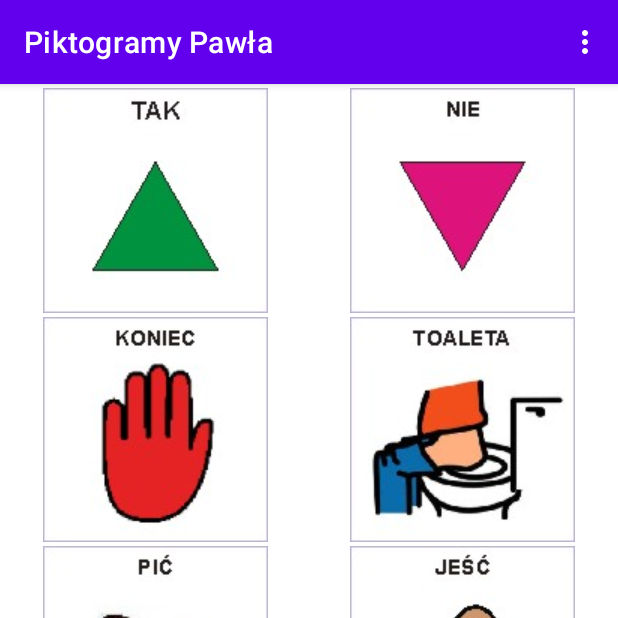
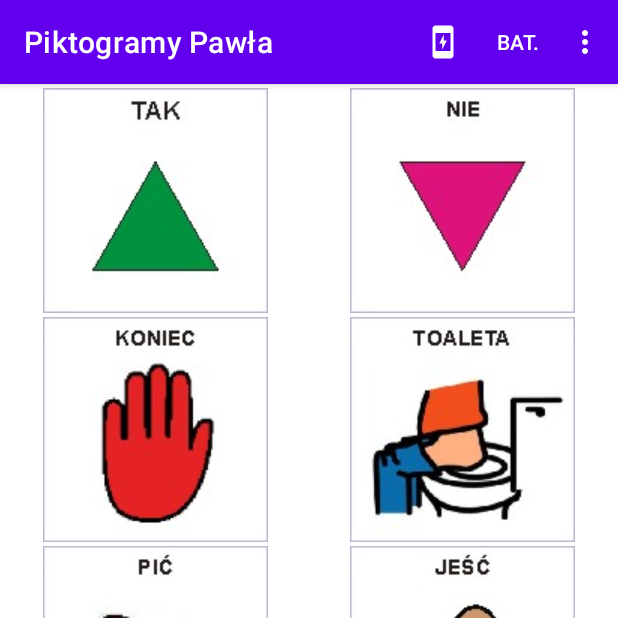
Before and after one commit to jacikb/Pictograms, an Android app: the screen it shows after launch (MainActivity), on a phone screen of 412 x 824 dp, the top half of it. Run offline under Robolectric (Android 15) with nearby library versions, the light colour scheme and no system bars.

Commit message:
BatteryReceiver

```diff
--- a/app/src/main/java/jacek/brzezinski/piktogramy/MainActivity.java
+++ b/app/src/main/java/jacek/brzezinski/piktogramy/MainActivity.java
@@ -4,6 +4,7 @@ package jacek.brzezinski.piktogramy;
  */
 
 import android.content.Intent;
+import android.content.IntentFilter;
 import android.content.SharedPreferences;
 import android.media.MediaPlayer;
 import android.os.Bundle;
@@ -11,8 +12,10 @@ import android.util.DisplayMetrics;
 import android.view.Menu;
 import android.view.MenuItem;
 import android.view.View;
+import android.widget.ActionMenuView;
 import android.widget.AdapterView;
 import android.widget.GridView;
+import android.widget.TextView;
 
 import androidx.annotation.NonNull;
 import androidx.appcompat.app.AppCompatActivity;
@@ -21,13 +24,15 @@ import androidx.preference.PreferenceManager;
 import java.util.ArrayList;
 
 public class MainActivity extends AppCompatActivity {
+    private static final String TAG = "MyActivity";
     private MediaPlayer mp;
     GridView simpleGrid;
     ArrayList<Integer> logos = new ArrayList<Integer>();
     ArrayList<Integer> audios = new ArrayList<Integer>();
     int gridSize = 140;
+    private BatteryReceiver batteryReceiver = new BatteryReceiver();
+    private IntentFilter intentBatteryFilter = new IntentFilter(Intent.ACTION_BATTERY_CHANGED);
 
-    private static final String TAG = "MyActivity";
 
     @Override
     protected void onCreate(Bundle savedInstanceState) {
@@ -35,6 +40,8 @@ public class MainActivity extends AppCompatActivity {
         setContentView(R.layout.activity_main);
 //        Log.d(TAG, "onCreate");
         mp = MediaPlayer.create(MainActivity.this, R.raw.start);
+
+
         DisplayMetrics displayMetrics = this.getResources().getDisplayMetrics();
         float dpHeight = displayMetrics.heightPixels / displayMetrics.density;
         float dpWidth = displayMetrics.widthPixels / displayMetrics.density;
@@ -94,6 +101,18 @@ public class MainActivity extends AppCompatActivity {
     public void openSettingsActivity() {
         Intent intent = new Intent(this, SettingsActivity.class);
         startActivityForResult(intent, 2);// Activity is started with requestCode 2
+    }
+
+    @Override
+    protected void onResume() {
+        super.onResume();
+        registerReceiver(batteryReceiver, intentBatteryFilter);
+    }
+
+    @Override
+    protected void onPause() {
+        unregisterReceiver(batteryReceiver);
+        super.onPause();
     }
 
     // Call Back method  to get the Message form other Activity
--- /dev/null
+++ b/app/src/main/res/drawable/ic_charging.xml
@@ -0,0 +1,10 @@
+<vector xmlns:android="http://schemas.android.com/apk/res/android"
+    android:width="24dp"
+    android:height="24dp"
+    android:viewportWidth="24"
+    android:viewportHeight="24"
+    android:tint="?attr/colorControlNormal">
+  <path
+      android:fillColor="@android:color/white"
+      android:pathData="M14.5,11l-3,6v-4h-2l3,-6v4H14.5zM7,1h10c1.1,0 2,0.9 2,2v18c0,1.1 -0.9,2 -2,2H7c-1.1,0 -2,-0.9 -2,-2V3C5,1.9 5.9,1 7,1zM7,6v12h10V6H7z"/>
+</vector>
--- a/app/src/main/res/layout/activity_main.xml
+++ b/app/src/main/res/layout/activity_main.xml
@@ -2,7 +2,11 @@
 <LinearLayout xmlns:android="http://schemas.android.com/apk/res/android"
     android:layout_width="match_parent"
     android:layout_height="match_parent"
-    android:orientation="vertical">
+    xmlns:app="http://schemas.android.com/apk/res-auto"
+    android:orientation="vertical"
+    app:menu="@menu/menu_main"
+    >
+
     <!--
     GridView with 3 value for numColumns attribute
     -->
--- a/app/src/main/res/menu/menu_main.xml
+++ b/app/src/main/res/menu/menu_main.xml
@@ -1,16 +1,28 @@
+
+
 <menu xmlns:android="http://schemas.android.com/apk/res/android"
     xmlns:app="http://schemas.android.com/apk/res-auto"
     xmlns:tools="http://schemas.android.com/tools"
-    tools:context="jacek.brzezinski.basicactivity.MainActivity">
+    tools:context="jacek.brzezinski.piktogramy.MainActivity">
+    <item
+        android:id="@+id/action_battery_charging"
+        android:icon="@drawable/ic_charging"
+        android:title="@string/action_battery_charging"
+        app:showAsAction="ifRoom" />
+    <item
+        android:id="@+id/action_battery_percent"
+        android:title="@string/action_battery"
+        app:showAsAction="always" />
+
     <item
         android:id="@+id/action_settings"
-        android:orderInCategory="100"
+        android:orderInCategory="101"
         android:icon="@drawable/ic_action_menu"
         android:title="@string/action_settings"
         app:showAsAction="never" />
     <item
         android:id="@+id/action_about"
-        android:orderInCategory="100"
+        android:orderInCategory="101"
         android:title="@string/action_about"
         app:showAsAction="never" />
 
--- a/app/src/main/res/values/strings.xml
+++ b/app/src/main/res/values/strings.xml
@@ -7,6 +7,8 @@
     <!-- Action Bar  -->
     <string name="action_settings">Ustawienia</string>
     <string name="action_about">O programie</string>
+    <string name="action_battery">Bat.</string>
+    <string name="action_battery_charging">Charging</string>
 
     <string name="settings_main_header">Ogólne</string>
     <string name="pictogram_header">Piktogramy</string>
```
Also changed, not shown: app/src/main/AndroidManifest.xml (+8 -4 lines), app/src/main/java/jacek/brzezinski/piktogramy/BatteryReceiver.java (added, +65 -0 lines).
